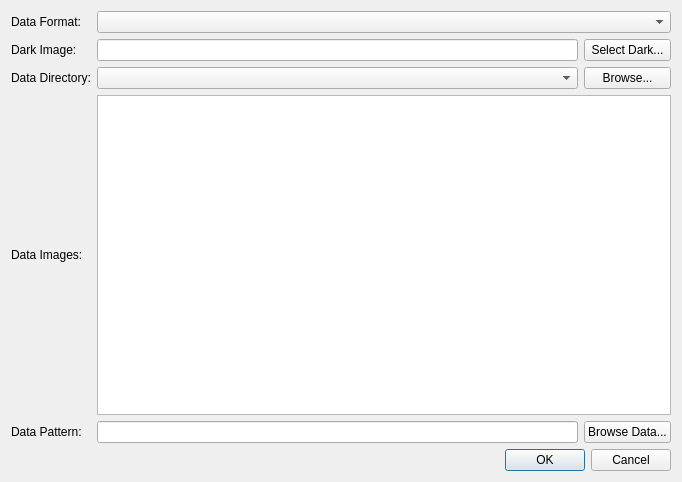
Qt form cctwqt/cctwqtsetupimportdialog.ui (guyjennings/cctw) before a commit.
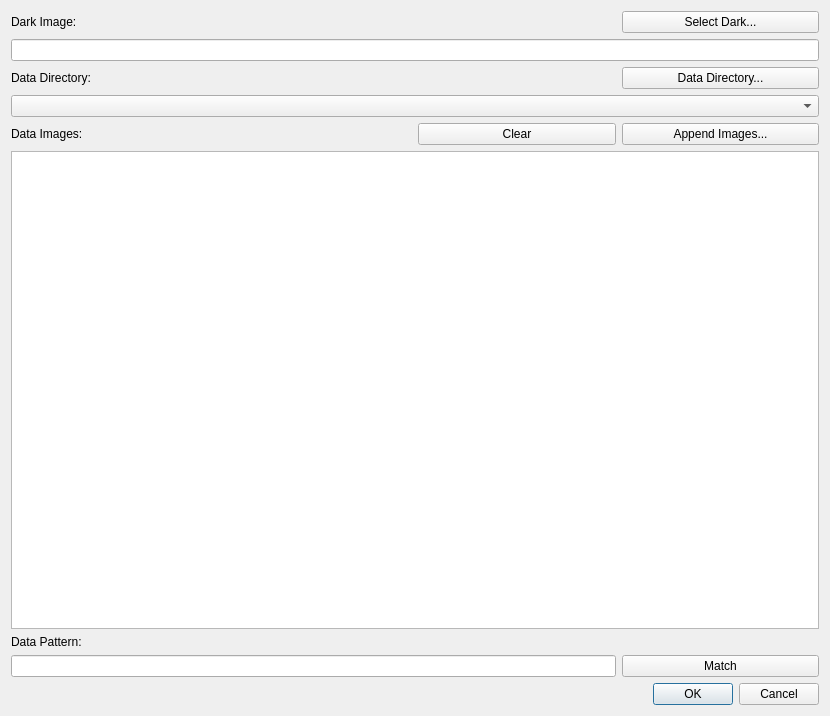
The same form after that commit.

Commit message: Implementation of import user interface

Diff of the .ui file:
```diff
--- a/cctwqt/cctwqtsetupimportdialog.ui
+++ b/cctwqt/cctwqtsetupimportdialog.ui
@@ -6,8 +6,8 @@
    <rect>
     <x>0</x>
     <y>0</y>
-    <width>682</width>
-    <height>482</height>
+    <width>830</width>
+    <height>716</height>
    </rect>
   </property>
   <property name="windowTitle">
@@ -15,19 +15,16 @@
   </property>
   <layout class="QGridLayout" name="gridLayout">
    <item row="0" column="0">
-    <widget class="QLabel" name="label_3">
+    <widget class="QLabel" name="label">
      <property name="text">
-      <string>Data Format:</string>
+      <string>Dark Image:</string>
      </property>
     </widget>
    </item>
-   <item row="0" column="1" colspan="2">
-    <widget class="QComboBox" name="m_DataFormat"/>
-   </item>
-   <item row="5" column="2">
-    <widget class="QPushButton" name="m_DataBrowse">
+   <item row="2" column="0">
+    <widget class="QLabel" name="label_4">
      <property name="text">
-      <string>Browse Data...</string>
+      <string>Data Directory:</string>
      </property>
     </widget>
    </item>
@@ -38,27 +35,24 @@
      </property>
     </widget>
    </item>
-   <item row="1" column="0">
-    <widget class="QLabel" name="label">
+   <item row="5" column="0" colspan="4">
+    <widget class="QListWidget" name="m_DataImages"/>
+   </item>
+   <item row="7" column="0">
+    <widget class="QLabel" name="label_5">
      <property name="text">
-      <string>Dark Image:</string>
+      <string>Data Pattern:</string>
      </property>
     </widget>
    </item>
-   <item row="1" column="2">
-    <widget class="QPushButton" name="m_DarkImageBrowse">
+   <item row="8" column="3">
+    <widget class="QPushButton" name="m_MatchImages">
      <property name="text">
-      <string>Select Dark...</string>
+      <string>Match</string>
      </property>
     </widget>
    </item>
-   <item row="4" column="1" colspan="2">
-    <widget class="QListView" name="m_DataImages"/>
-   </item>
-   <item row="1" column="1">
-    <widget class="QLineEdit" name="m_DarkImagePath"/>
-   </item>
-   <item row="6" column="0" colspan="3">
+   <item row="9" column="1" colspan="3">
     <widget class="QDialogButtonBox" name="buttonBox">
      <property name="orientation">
       <enum>Qt::Horizontal</enum>
@@ -68,33 +62,43 @@
      </property>
     </widget>
    </item>
-   <item row="2" column="0">
-    <widget class="QLabel" name="label_4">
-     <property name="text">
-      <string>Data Directory:</string>
-     </property>
-    </widget>
-   </item>
-   <item row="2" column="1">
-    <widget class="QComboBox" name="m_DataDirectory"/>
-   </item>
-   <item row="2" column="2">
-    <widget class="QPushButton" name="m_DataDirectoryBrowse">
-     <property name="text">
-      <string>Browse...</string>
-     </property>
-    </widget>
-   </item>
-   <item row="5" column="0">
-    <widget class="QLabel" name="label_5">
-     <property name="text">
-      <string>Data Pattern:</string>
-     </property>
-    </widget>
-   </item>
-   <item row="5" column="1">
+   <item row="8" column="0" colspan="3">
     <widget class="QLineEdit" name="m_DataPattern"/>
    </item>
+   <item row="4" column="2">
+    <widget class="QPushButton" name="m_ClearImages">
+     <property name="text">
+      <string>Clear</string>
+     </property>
+    </widget>
+   </item>
+   <item row="4" column="3">
+    <widget class="QPushButton" name="m_AppendImages">
+     <property name="text">
+      <string>Append Images...</string>
+     </property>
+    </widget>
+   </item>
+   <item row="2" column="3">
+    <widget class="QPushButton" name="m_DataDirectoryBrowse">
+     <property name="text">
+      <string>Data Directory...</string>
+     </property>
+    </widget>
+   </item>
+   <item row="3" column="0" colspan="4">
+    <widget class="QComboBox" name="m_DataDirectory"/>
+   </item>
+   <item row="0" column="3">
+    <widget class="QPushButton" name="m_DarkImageBrowse">
+     <property name="text">
+      <string>Select Dark...</string>
+     </property>
+    </widget>
+   </item>
+   <item row="1" column="0" colspan="4">
+    <widget class="QLineEdit" name="m_DarkImagePath"/>
+   </item>
   </layout>
  </widget>
  <resources/>
```
The commit also changes 5 other files.
